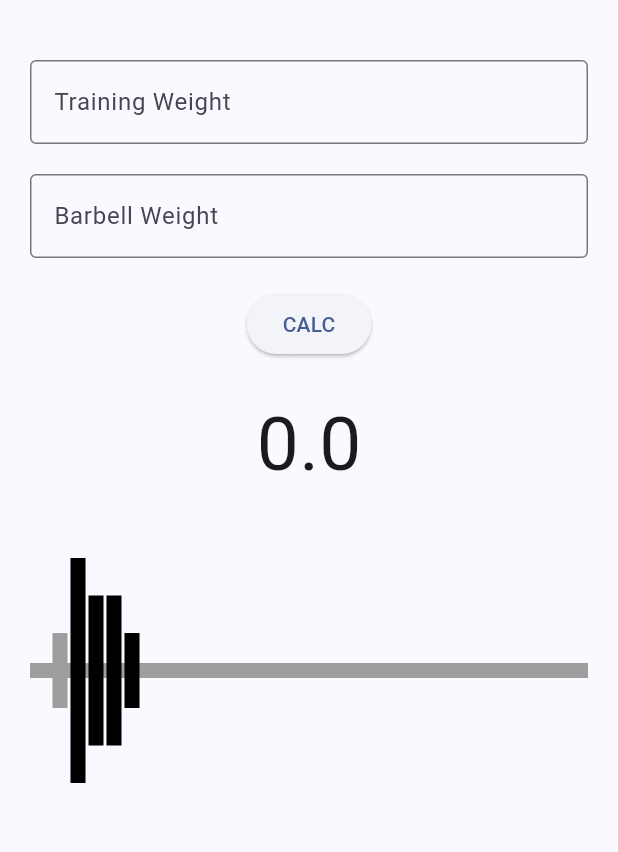
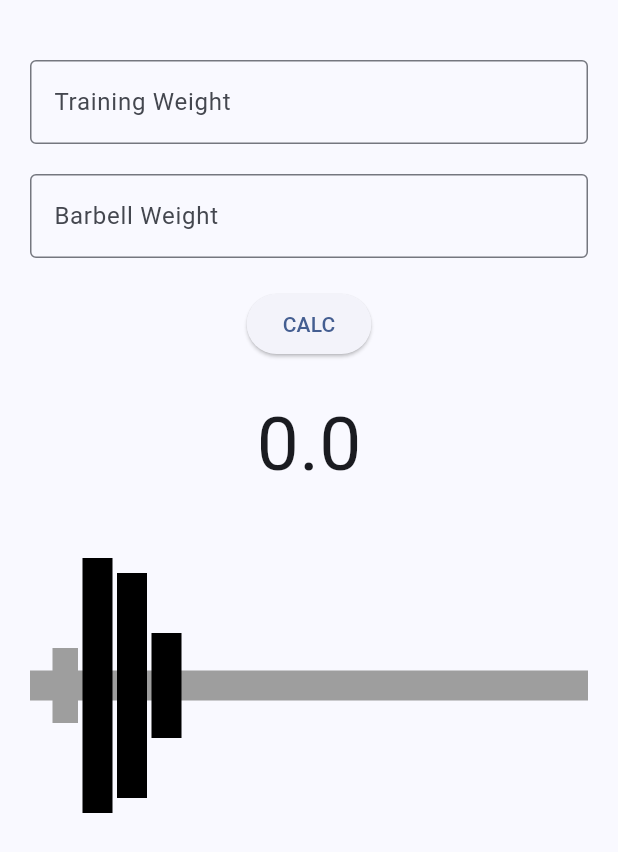
Before and after one commit to ThePi2K/BarbellCalc, a Flutter app: the screen it shows after launch, on a phone screen of 412 x 824 dp. Shown: the top 852 px of the screen. Run offline on Flutter 3.47's test engine with Material 3 defaults, Android fonts, the light colour scheme and no system bars.

Commit message:
added Plate array

```diff
--- a/barbell_calc/lib/barbell.dart
+++ b/barbell_calc/lib/barbell.dart
@@ -9,7 +9,7 @@ class PlateWidget extends StatelessWidget {
   Widget build(BuildContext context) {
     return Container(
       height: heightPlate,
-      width: 10.0,
+      width: 20.0,
       decoration: const BoxDecoration(
         color: Colors.black,
       ),
@@ -18,27 +18,36 @@ class PlateWidget extends StatelessWidget {
 }
 
 class BarbellWidget extends StatelessWidget {
-  const BarbellWidget({super.key});
+  const BarbellWidget(
+      {super.key, required this.distancePlates, required this.plateList});
+
+  final double distancePlates;
+  final List<PlateWidget> plateList;
 
   @override
   Widget build(BuildContext context) {
-    return const Padding(
-      padding: EdgeInsets.all(20.0),
+    return Padding(
+      padding: const EdgeInsets.all(20.0),
       child: Stack(
         alignment: Alignment.centerLeft,
         children: [
           // bar in the background
-          BarWidget(barPadding: 20.0, barColor: Colors.grey),
+          const BarWidget(barPadding: 20.0, barColor: Colors.grey),
           Row(
             children: [
-              SizedBox(width: 27.0),
-              PlateWidget(heightPlate: 150.0),
-              SizedBox(width: 2),
-              PlateWidget(heightPlate: 100.0),
-              SizedBox(width: 2),
-              PlateWidget(heightPlate: 100.0),
-              SizedBox(width: 2),
-              PlateWidget(heightPlate: 50.0),
+              const SizedBox(width: 15.0 + 17.0),
+
+              // here are the plates from the array plateList
+              Row(
+                children: plateList.map((widget) {
+                  return Row(
+                    children: [
+                      SizedBox(width: distancePlates),
+                      widget,
+                    ],
+                  );
+                }).toList(),
+              ),
             ],
           ),
         ],
@@ -59,8 +68,9 @@ class BarWidget extends StatelessWidget {
     return Stack(
       alignment: Alignment.centerLeft,
       children: [
+        // bar
         Container(
-          height: 10.0,
+          height: 20.0,
           width: MediaQuery.of(context).size.width - (barPadding * 2),
           decoration: BoxDecoration(
             color: barColor,
@@ -71,7 +81,7 @@ class BarWidget extends StatelessWidget {
             const SizedBox(width: 15.0),
             Container(
               height: 50.0,
-              width: 10.0,
+              width: 17.0,
               decoration: BoxDecoration(
                 color: barColor,
               ),
--- a/barbell_calc/lib/main.dart
+++ b/barbell_calc/lib/main.dart
@@ -113,7 +113,7 @@ class _CalculatePlateWeightState extends State<CalculatePlateWeight> {
             ],
           ),
         ),
-        const BarbellWidget(),
+        const BarbellWidget(distancePlates: 3.0, plateList: [PlateWidget(heightPlate: 170.0), PlateWidget(heightPlate: 150.0), PlateWidget(heightPlate: 70.0)]),
       ],
     );
   }
```
